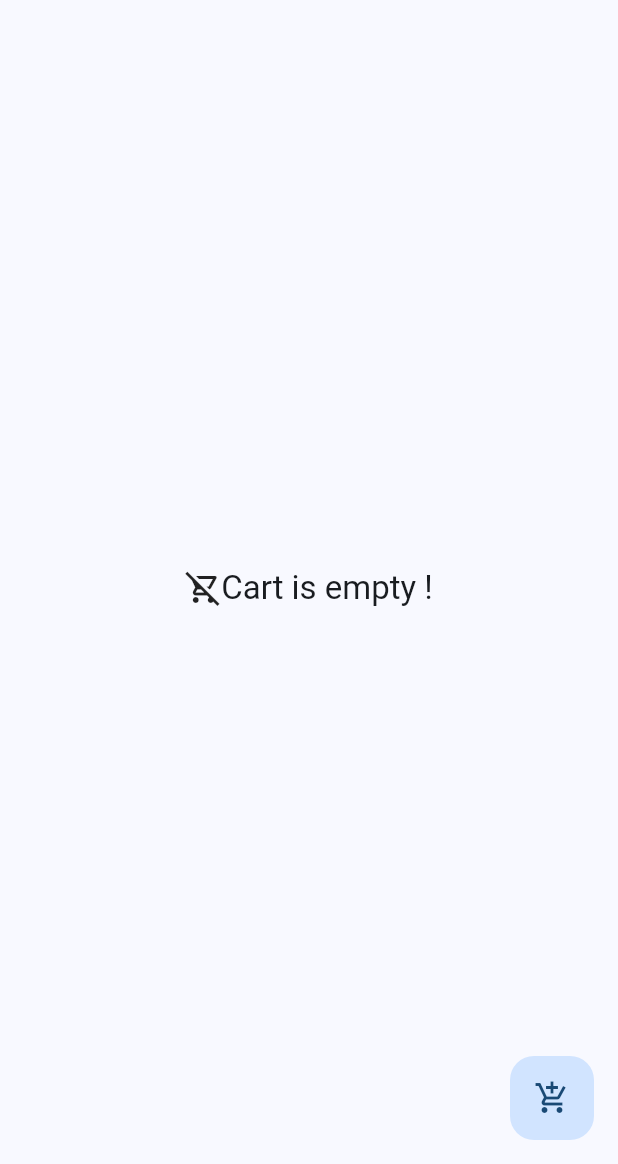
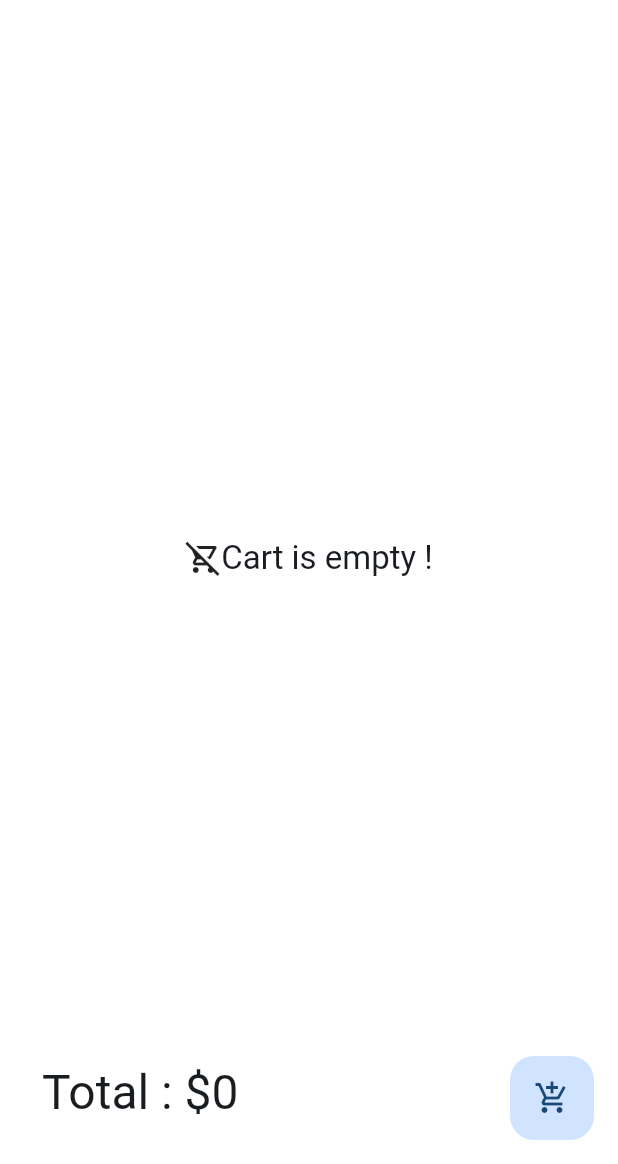
Before and after one commit to OpyrusDevOp/IMAG, a Flutter app: the ShoppingPage screen opened directly, on a phone screen of 412 x 824 dp, the part 72-1236 px from its top. Run offline on Flutter 3.47's test engine with Material 3 defaults, Android fonts, the phone set to English and light mode, and no system bars; our stand-ins replace file_picker, flutter_spinbox, pdf, sqflite_common_ffi; missing offline and left inert: filesystem_picker, flutter_guid; accounts and stored records are empty.

Commit message:
Update: Minor fixes

```diff
--- a/lib/auth_page.dart
+++ b/lib/auth_page.dart
@@ -2,6 +2,7 @@ import 'package:flutter/material.dart';
 import 'package:imag/db_manipulation.dart';
 import 'package:imag/global_references.dart';
 import 'package:imag/home_page.dart';
+import 'package:imag/logger.dart';
 
 class AuthPage extends StatefulWidget {
   const AuthPage({super.key});
@@ -48,6 +49,7 @@ class AuthPageState extends State<AuthPage> {
     }
 
     currentUser = user;
+    Logger.userLogged();
     if (context.mounted) {
       await Navigator.pushReplacement(
           // ignore: use_build_context_synchronously
--- a/lib/components/product_creation_dialog.dart
+++ b/lib/components/product_creation_dialog.dart
@@ -8,7 +8,9 @@ import 'package:imag/global_references.dart';
 import 'package:path/path.dart';
 
 class ProductCreationDialog extends StatefulWidget {
-  const ProductCreationDialog({super.key});
+  final Function refreshParent;
+
+  const ProductCreationDialog({super.key, required this.refreshParent});
 
   @override
   State<StatefulWidget> createState() => ProductCreationDialogState();
@@ -138,9 +140,9 @@ class ProductCreationDialogState extends State<ProductCreationDialog> {
 
               var product = Product(0, productName, productPrice,
                   quantity: productQuantity, productImage: productImageName);
-
               DbManipulation.insertProduct(
                   product, context); // Process the product creation here
+              widget.refreshParent();
               Navigator.of(context).pop();
             }
           },
--- a/lib/components/product_list.dart
+++ b/lib/components/product_list.dart
@@ -59,7 +59,7 @@ class ProductListState extends State<ProductList> {
                 child: (product.productImage != null
                     ? Image.file(
                         File(getImagePath(product.productImage!)),
-                        fit: BoxFit.cover,
+                        fit: BoxFit.fill,
                       )
                     : Icon(
                         Icons.image_not_supported_outlined,
--- a/lib/components/product_listing_dialog.dart
+++ b/lib/components/product_listing_dialog.dart
@@ -50,6 +50,7 @@ class ProductListingDialogState extends State<ProductListingDialog> {
           child: Padding(
             padding: const EdgeInsets.all(8.0),
             child: Scaffold(
+              backgroundColor: Colors.transparent,
               appBar: AppBar(
                 backgroundColor: Colors.transparent,
                 title: TextField(
--- a/lib/config_app_page.dart
+++ b/lib/config_app_page.dart
@@ -149,7 +149,6 @@ class ConfigAppPageState extends State<ConfigAppPage> {
           loadingMessage = "Saving Config";
         });
 
-
         await Future.delayed(Duration(seconds: 1));
         await saveConfig();
         await DbManipulation.setupDatabase();
@@ -184,7 +183,6 @@ class ConfigAppPageState extends State<ConfigAppPage> {
         });
       }
     }
-
   }
 }
 
--- a/lib/global_references.dart
+++ b/lib/global_references.dart
@@ -3,7 +3,6 @@ import 'dart:io';
 import 'package:flutter/foundation.dart';
 import 'package:imag/DataTypes/user.dart';
 import 'package:path/path.dart';
-import 'package:path_provider/path_provider.dart';
 import 'package:sqflite_common_ffi/sqflite_ffi.dart';
 
 late String dbAssetsPath;
--- a/lib/main.dart
+++ b/lib/main.dart
@@ -3,6 +3,7 @@ import 'package:flutter/material.dart';
 import 'package:imag/auth_page.dart';
 import 'package:imag/config_app_page.dart';
 import 'package:imag/global_references.dart';
+import 'package:imag/logger.dart';
 import 'package:sqflite_common_ffi/sqflite_ffi.dart';
 
 import 'db_manipulation.dart';
@@ -12,7 +13,7 @@ void main() async {
     // Initialize FFI
     sqfliteFfiInit();
   }
-
+  Logger.setupLogger();
   await DbManipulation.setupPreparation();
   var exist = await checkConfig();
 
@@ -25,7 +26,6 @@ void main() async {
 
 class MyApp extends StatelessWidget {
   const MyApp({super.key});
-
   // This widget is the root of your application.
   @override
   Widget build(BuildContext context) {
--- a/lib/sub_pages/inventory_page.dart
+++ b/lib/sub_pages/inventory_page.dart
@@ -39,7 +39,7 @@ class InventoryPageSate extends State<InventoryPage> {
   }
 
   void _deleteProduct(Product product) async {
-    await DbManipulation.deleteProduct(product.id, context);
+    await DbManipulation.deleteProduct(product, context);
     fetchInventory();
   }
 
@@ -78,7 +78,9 @@ class InventoryPageSate extends State<InventoryPage> {
   Future<void> _showProductCreationDialog() => showDialog<void>(
       context: context,
       builder: (BuildContext context) {
-        return ProductCreationDialog();
+        return ProductCreationDialog(
+          refreshParent: fetchInventory,
+        );
       });
 
   @override
--- a/lib/sub_pages/shopping_page.dart
+++ b/lib/sub_pages/shopping_page.dart
@@ -1,14 +1,9 @@
-import 'dart:io';
-
-import 'package:flutter/foundation.dart';
 import 'package:flutter/material.dart';
 import 'package:imag/DataTypes/product.dart';
 import 'package:imag/components/cart_list.dart';
 import 'package:imag/components/product_listing_dialog.dart';
 import 'package:imag/components/receipt_pdfview.dart';
 import 'package:imag/db_manipulation.dart';
-import 'package:path/path.dart' as Path;
-import 'package:filesystem_picker/filesystem_picker.dart';
 import 'package:file_picker/file_picker.dart';
 
 class ShoppingPage extends StatefulWidget {
@@ -20,15 +15,20 @@ class ShoppingPage extends StatefulWidget {
 
 class ShoppingPageState extends State<ShoppingPage> {
   List<ProductCarting> cart = [];
+  int totalPrice = 0;
 
   void _refreshPage() {
-    if (kDebugMode) print(cart);
-    setState(() {});
+    setState(() {
+      totalPrice = 0;
+      for (var product in cart) {
+        totalPrice += product.price * product.quantity;
+      }
+    });
   }
 
   @override
   Widget build(BuildContext context) => Scaffold(
-        // backgroundColor: Colors.transparent,
+        backgroundColor: Colors.transparent,
         appBar: AppBar(
           backgroundColor: Colors.transparent,
           actions: [
@@ -52,10 +52,10 @@ class ShoppingPageState extends State<ShoppingPage> {
               FloatingActionButton(
                 elevation: 1,
                 onPressed: () async {
-
-                  var dir = await FilePicker.platform.saveFile(allowedExtensions: ['pdf'], fileName: 'receipt.pdf');
-                  if(dir == null) return;
-                  await generatePdfReceipt(cart, dir);
+                  var dir = await FilePicker.platform.saveFile(
+                      allowedExtensions: ['pdf'], fileName: 'receipt.pdf');
+                  if (dir == null) return;
+                  await generatePdfReceipt(cart, totalPrice, dir);
                   await DbManipulation.updateFromSelling(cart);
                   setState(() {
                     cart.clear();
@@ -86,7 +86,9 @@ class ShoppingPageState extends State<ShoppingPage> {
         ),
         body: Padding(
           padding: const EdgeInsets.all(28),
-          child: Center(
+          child: Column(
+            children: [
+              Expanded(
                 child: cart.isEmpty
                     ? Row(
                         mainAxisAlignment: MainAxisAlignment.center,
@@ -103,6 +105,21 @@ class ShoppingPageState extends State<ShoppingPage> {
                         refreshParent: _refreshPage,
                       ),
               ),
+              Row(
+                children: [
+                  Text(
+                    "Total : ",
+                    style: Theme.of(context).textTheme.headlineLarge,
+                  ),
+                  Text(
+                    "\$${totalPrice.toString()}",
+                    style: Theme.of(context).textTheme.headlineLarge,
+                    textAlign: TextAlign.center,
+                  )
+                ],
+              )
+            ],
+          ),
         ),
       );
 }
```
Also changed, not shown: lib/components/cart_list.dart (+7 -2 lines), lib/components/receipt_pdfview.dart (+2 -10 lines), lib/db_manipulation.dart (+9 -3 lines), lib/logger.dart (+53 -1 lines). Lines whose indentation alone changed are shown as unchanged.
